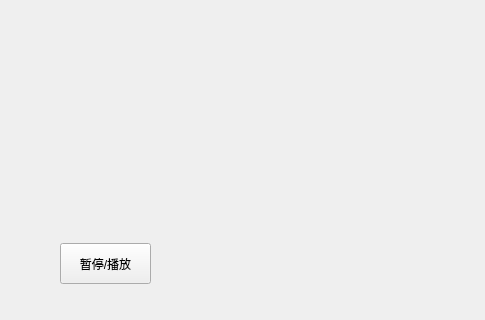
Before: the Qt Designer form Lesson_01/mainwindow.ui in pan3dme/pythonTiktok, drawn with Qt 5; both pictures show x 0 to 485 and y 567 to 887 of the 865 by 887 pixel window.
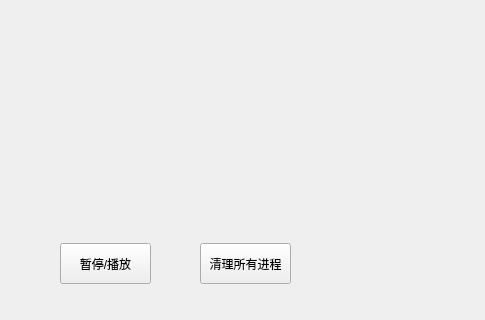
After: the same form once the commit is applied.

```diff
--- a/Lesson_01/mainwindow.ui
+++ b/Lesson_01/mainwindow.ui
@@ -255,6 +255,19 @@
      <enum>Qt::Horizontal</enum>
     </property>
    </widget>
+   <widget class="QPushButton" name="clearbut">
+    <property name="geometry">
+     <rect>
+      <x>200</x>
+      <y>810</y>
+      <width>91</width>
+      <height>41</height>
+     </rect>
+    </property>
+    <property name="text">
+     <string>清理所有进程</string>
+    </property>
+   </widget>
   </widget>
  </widget>
  <resources/>
```
